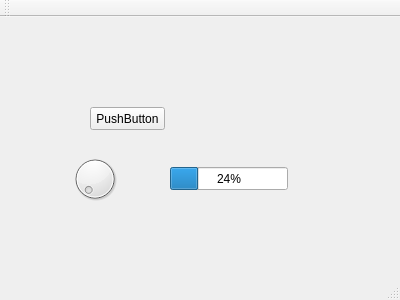
Above: QtTest/Qt_Creater_Test_Project/Signal_and_Slots/mainwindow.ui from yujiahaol68/C-Double-Plus_Projects before the change. Below: the same form after it.
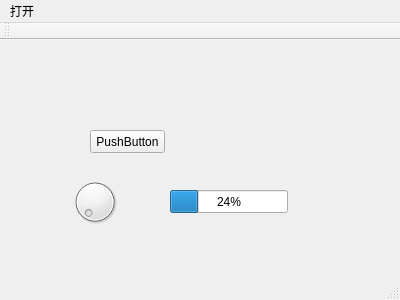
That is the form after the change.

```diff
--- a/QtTest/Qt_Creater_Test_Project/Signal_and_Slots/mainwindow.ui
+++ b/QtTest/Qt_Creater_Test_Project/Signal_and_Slots/mainwindow.ui
@@ -60,6 +60,13 @@
      <height>23</height>
     </rect>
    </property>
+   <widget class="QMenu" name="menu">
+    <property name="title">
+     <string>打开</string>
+    </property>
+    <addaction name="actionOpen_Files"/>
+   </widget>
+   <addaction name="menu"/>
   </widget>
   <widget class="QToolBar" name="mainToolBar">
    <attribute name="toolBarArea">
```
Left out of the diff: 5 changed lines with no effect on the pictures.
